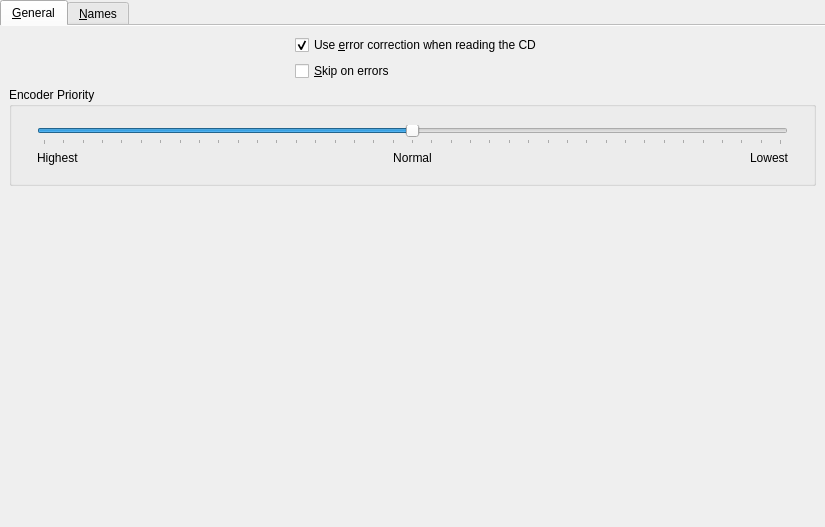
Above: kcmaudiocd/audiocdconfig.ui from KDE/audiocd-kio before the change. Below: the same form after it.
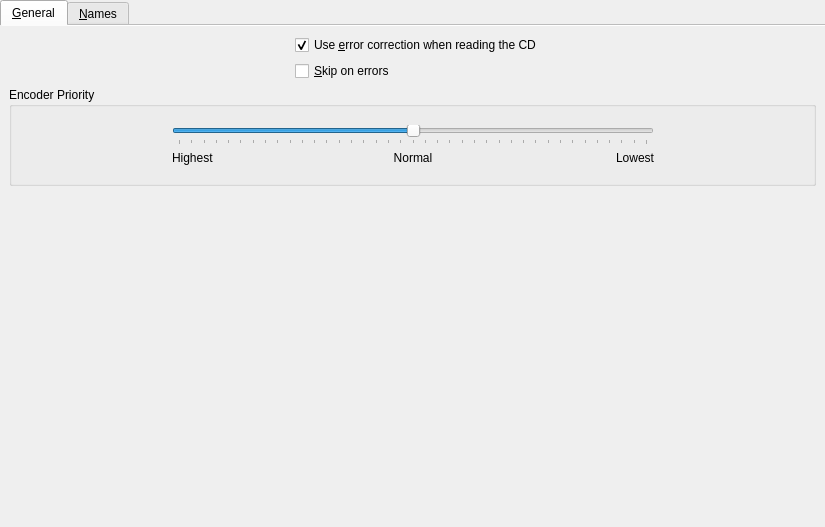
That is the form after the change. Custom widgets are drawn as their Qt base class.

Commit message: Center children of General config tab

```diff
--- a/kcmaudiocd/audiocdconfig.ui
+++ b/kcmaudiocd/audiocdconfig.ui
@@ -89,10 +89,22 @@
             <property name="orientation">
              <enum>Qt::Orientation::Horizontal</enum>
             </property>
+            <property name="sizeHint" stdset="0">
+             <size>
+              <width>0</width>
+              <height>0</height>
+             </size>
+            </property>
            </spacer>
           </item>
           <item>
            <widget class="QWidget" name="encoderPriority" native="true">
+            <property name="sizePolicy">
+             <sizepolicy hsizetype="Expanding" vsizetype="Preferred">
+              <horstretch>0</horstretch>
+              <verstretch>0</verstretch>
+             </sizepolicy>
+            </property>
             <property name="minimumSize">
              <size>
               <width>500</width>
@@ -172,6 +184,12 @@
             <property name="orientation">
              <enum>Qt::Orientation::Horizontal</enum>
             </property>
+            <property name="sizeHint" stdset="0">
+             <size>
+              <width>0</width>
+              <height>0</height>
+             </size>
+            </property>
            </spacer>
           </item>
          </layout>
```
